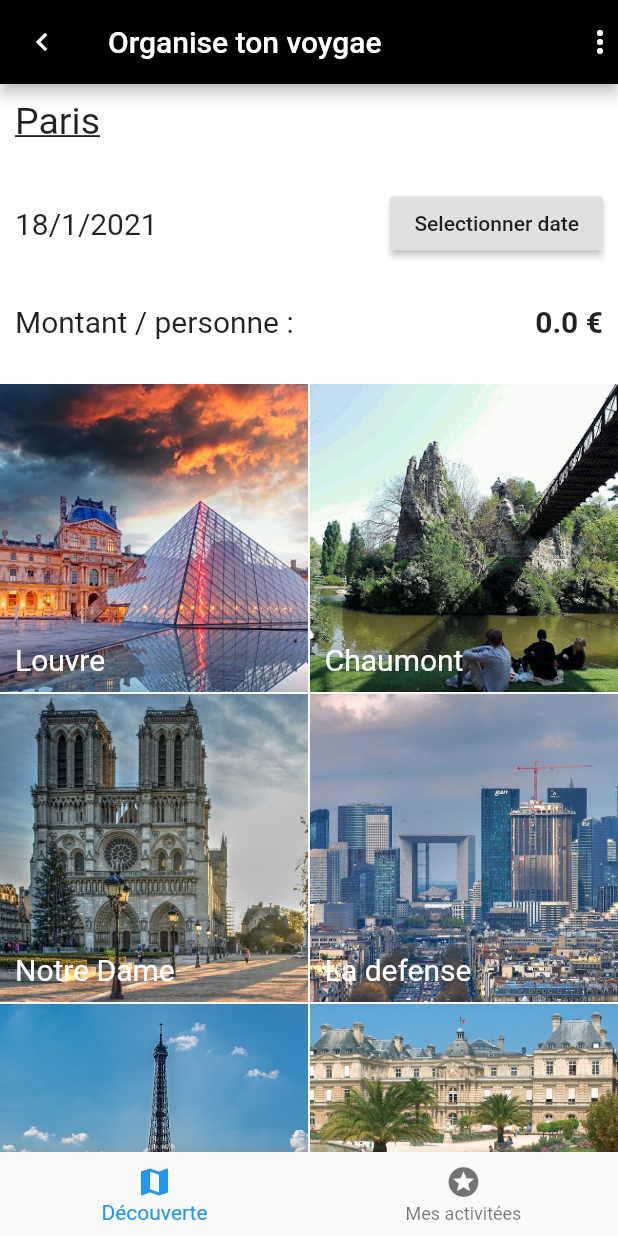
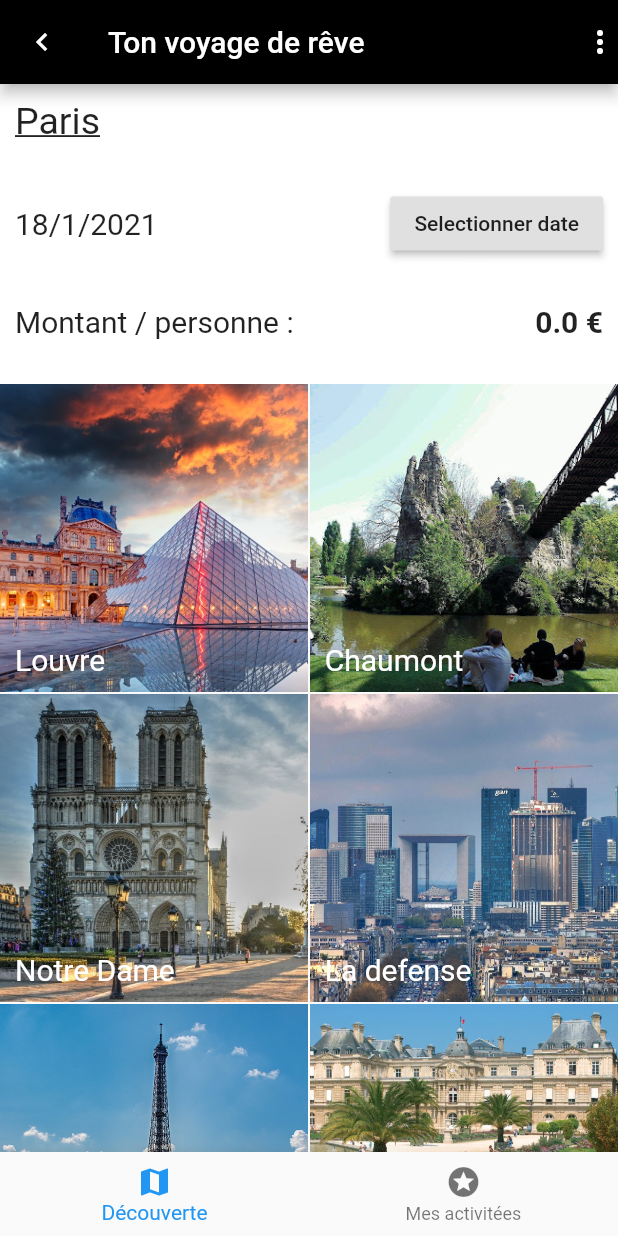
Before and after one commit to FARIDJADDA/fly_project, a Flutter app: the screen it shows after launch, on a phone screen of 412 x 824 dp. Run offline on Flutter 3.47's test engine with Material 2 defaults, Android fonts, the phone set to English and light mode, and no system bars.

Commit message:
fixed Flexible on text of activity_card

```diff
--- a/lib/views/city/city.dart
+++ b/lib/views/city/city.dart
@@ -55,7 +55,7 @@ class _CityState extends State<City> {
       appBar: AppBar(
         backgroundColor: Colors.black,
         leading: Icon(Icons.chevron_left),
-        title: Text('Organise ton voygae'),
+        title: Text('Ton voyage de rêve'),
         actions: <Widget>[
           Icon(Icons.more_vert),
         ],
--- a/lib/views/city/widgets/activity_card.dart
+++ b/lib/views/city/widgets/activity_card.dart
@@ -35,18 +35,25 @@ class ActivityCard extends StatelessWidget {
                       children: [
                         if (isSelected)
                           Icon(
-                            Icons.check,
+                            Icons.check_box,
                             size: 40,
-                            color: Colors.white,
+                            color: Colors.black,
                           ),
                       ],
                     ),
                   ),
                   Row(
                     children: [
-                      Text(
-                        activity.name,
-                        style: TextStyle(fontSize: 20, color: Colors.white),
+                      Flexible(
+                        child: FittedBox(
+                          child: Text(
+                            activity.name,
+                            style: TextStyle(
+                              fontSize: 20,
+                              color: Colors.white,
+                            ),
+                          ),
+                        ),
                       ),
                     ],
                   )
```
